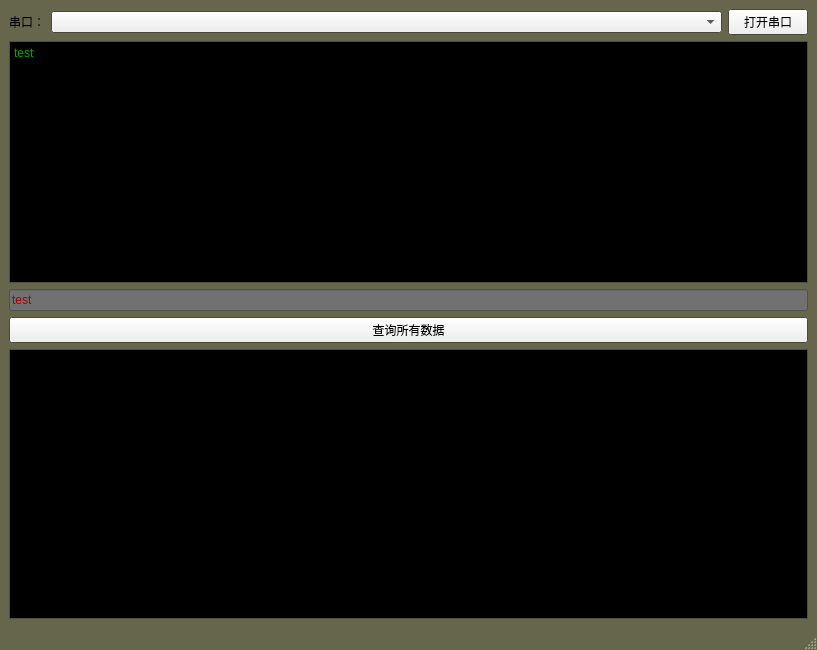
First picture: the form in uartui_qt.ui, repository feifeishannon/python, before the edit.
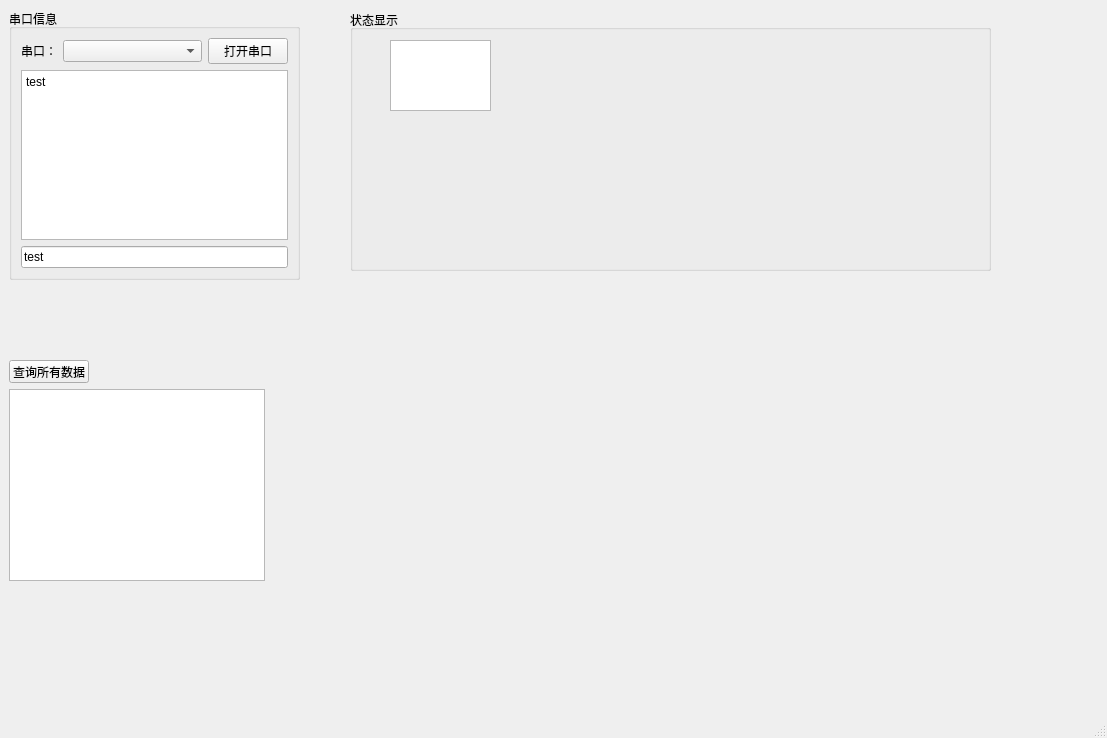
Second picture: the form after the edit. Custom widgets are drawn as their Qt base class.

Commit message: 练习窗体显示

What changed in the file:
```diff
--- a/uartui_qt.ui
+++ b/uartui_qt.ui
@@ -6,177 +6,60 @@
    <rect>
     <x>0</x>
     <y>0</y>
-    <width>817</width>
-    <height>650</height>
+    <width>1107</width>
+    <height>738</height>
    </rect>
   </property>
-  <property name="palette">
-   <palette>
-    <active>
-     <colorrole role="Base">
-      <brush brushstyle="SolidPattern">
-       <color alpha="255">
-        <red>0</red>
-        <green>0</green>
-        <blue>0</blue>
-       </color>
-      </brush>
-     </colorrole>
-     <colorrole role="Window">
-      <brush brushstyle="SolidPattern">
-       <color alpha="255">
-        <red>102</red>
-        <green>102</green>
-        <blue>76</blue>
-       </color>
-      </brush>
-     </colorrole>
-    </active>
-    <inactive>
-     <colorrole role="Base">
-      <brush brushstyle="SolidPattern">
-       <color alpha="255">
-        <red>0</red>
-        <green>0</green>
-        <blue>0</blue>
-       </color>
-      </brush>
-     </colorrole>
-     <colorrole role="Window">
-      <brush brushstyle="SolidPattern">
-       <color alpha="255">
-        <red>102</red>
-        <green>102</green>
-        <blue>76</blue>
-       </color>
-      </brush>
-     </colorrole>
-    </inactive>
-    <disabled>
-     <colorrole role="Base">
-      <brush brushstyle="SolidPattern">
-       <color alpha="255">
-        <red>102</red>
-        <green>102</green>
-        <blue>76</blue>
-       </color>
-      </brush>
-     </colorrole>
-     <colorrole role="Window">
-      <brush brushstyle="SolidPattern">
-       <color alpha="255">
-        <red>102</red>
-        <green>102</green>
-        <blue>76</blue>
-       </color>
-      </brush>
-     </colorrole>
-    </disabled>
-   </palette>
-  </property>
   <property name="windowTitle">
    <string>MainWindow</string>
   </property>
   <widget class="QWidget" name="centralwidget">
-   <layout class="QVBoxLayout" name="verticalLayout_2">
+   <widget class="QPushButton" name="readAllDataButton">
+    <property name="geometry">
+     <rect>
+      <x>9</x>
+      <y>360</y>
+      <width>80</width>
+      <height>23</height>
+     </rect>
+    </property>
+    <property name="text">
+     <string>查询所有数据</string>
+    </property>
+   </widget>
+   <widget class="PlotWidget" name="graphicsView">
+    <property name="geometry">
+     <rect>
+      <x>9</x>
+      <y>389</y>
+      <width>256</width>
+      <height>192</height>
+     </rect>
+    </property>
+    <property name="sizePolicy">
+     <sizepolicy hsizetype="Expanding" vsizetype="Expanding">
+      <horstretch>5</horstretch>
+      <verstretch>0</verstretch>
+     </sizepolicy>
+    </property>
+   </widget>
+   <widget class="QGroupBox" name="groupBox">
+    <property name="geometry">
+     <rect>
+      <x>9</x>
+      <y>9</y>
+      <width>291</width>
+      <height>271</height>
+     </rect>
+    </property>
+    <property name="title">
+     <string>串口信息</string>
+    </property>
+    <layout class="QVBoxLayout" name="verticalLayout">
     <item>
      <layout class="QHBoxLayout" name="horizontalLayout">
-      <property name="sizeConstraint">
-       <enum>QLayout::SetDefaultConstraint</enum>
-      </property>
       <item>
        <widget class="QLabel" name="label">
-        <property name="palette">
-         <palette>
-          <active>
-           <colorrole role="WindowText">
-            <brush brushstyle="SolidPattern">
-             <color alpha="255">
-              <red>255</red>
-              <green>170</green>
-              <blue>127</blue>
-             </color>
-            </brush>
-           </colorrole>
-           <colorrole role="Text">
-            <brush brushstyle="SolidPattern">
-             <color alpha="255">
-              <red>255</red>
-              <green>170</green>
-              <blue>127</blue>
-             </color>
-            </brush>
-           </colorrole>
-           <colorrole role="PlaceholderText">
-            <brush brushstyle="SolidPattern">
-             <color alpha="128">
-              <red>255</red>
-              <green>170</green>
-              <blue>127</blue>
-             </color>
-            </brush>
-           </colorrole>
-          </active>
-          <inactive>
-           <colorrole role="WindowText">
-            <brush brushstyle="SolidPattern">
-             <color alpha="255">
-              <red>0</red>
-              <green>0</green>
-              <blue>0</blue>
-             </color>
-            </brush>
-           </colorrole>
-           <colorrole role="Text">
-            <brush brushstyle="SolidPattern">
-             <color alpha="255">
-              <red>255</red>
-              <green>170</green>
-              <blue>127</blue>
-             </color>
-            </brush>
-           </colorrole>
-           <colorrole role="PlaceholderText">
-            <brush brushstyle="SolidPattern">
-             <color alpha="128">
-              <red>255</red>
-              <green>170</green>
-              <blue>127</blue>
-             </color>
-            </brush>
-           </colorrole>
-          </inactive>
-          <disabled>
-           <colorrole role="WindowText">
-            <brush brushstyle="SolidPattern">
-             <color alpha="255">
-              <red>120</red>
-              <green>120</green>
-              <blue>120</blue>
-             </color>
-            </brush>
-           </colorrole>
-           <colorrole role="Text">
-            <brush brushstyle="SolidPattern">
-             <color alpha="255">
-              <red>120</red>
-              <green>120</green>
-              <blue>120</blue>
-             </color>
-            </brush>
-           </colorrole>
-           <colorrole role="PlaceholderText">
-            <brush brushstyle="SolidPattern">
-             <color alpha="128">
-              <red>0</red>
-              <green>0</green>
-              <blue>0</blue>
-             </color>
-            </brush>
-           </colorrole>
-          </disabled>
-         </palette>
-        </property>
         <property name="text">
          <string>串口：</string>
         </property>
@@ -293,317 +176,20 @@
      </layout>
     </item>
     <item>
-     <layout class="QVBoxLayout" name="verticalLayout">
-      <item>
        <widget class="QTextBrowser" name="textBrowser">
-        <property name="palette">
-         <palette>
-          <active>
-           <colorrole role="WindowText">
-            <brush brushstyle="SolidPattern">
-             <color alpha="255">
-              <red>0</red>
-              <green>0</green>
-              <blue>0</blue>
-             </color>
-            </brush>
-           </colorrole>
-           <colorrole role="Text">
-            <brush brushstyle="SolidPattern">
-             <color alpha="255">
-              <red>0</red>
-              <green>170</green>
-              <blue>0</blue>
-             </color>
-            </brush>
-           </colorrole>
-           <colorrole role="PlaceholderText">
-            <brush brushstyle="SolidPattern">
-             <color alpha="128">
-              <red>0</red>
-              <green>255</green>
-              <blue>0</blue>
-             </color>
-            </brush>
-           </colorrole>
-          </active>
-          <inactive>
-           <colorrole role="WindowText">
-            <brush brushstyle="SolidPattern">
-             <color alpha="255">
-              <red>0</red>
-              <green>0</green>
-              <blue>0</blue>
-             </color>
-            </brush>
-           </colorrole>
-           <colorrole role="Text">
-            <brush brushstyle="SolidPattern">
-             <color alpha="255">
-              <red>0</red>
-              <green>170</green>
-              <blue>0</blue>
-             </color>
-            </brush>
-           </colorrole>
-           <colorrole role="PlaceholderText">
-            <brush brushstyle="SolidPattern">
-             <color alpha="128">
-              <red>0</red>
-              <green>255</green>
-              <blue>0</blue>
-             </color>
-            </brush>
-           </colorrole>
-          </inactive>
-          <disabled>
-           <colorrole role="WindowText">
-            <brush brushstyle="SolidPattern">
-             <color alpha="255">
-              <red>120</red>
-              <green>120</green>
-              <blue>120</blue>
-             </color>
-            </brush>
-           </colorrole>
-           <colorrole role="Text">
-            <brush brushstyle="SolidPattern">
-             <color alpha="255">
-              <red>120</red>
-              <green>120</green>
-              <blue>120</blue>
-             </color>
-            </brush>
-           </colorrole>
-           <colorrole role="PlaceholderText">
-            <brush brushstyle="SolidPattern">
-             <color alpha="128">
-              <red>0</red>
-              <green>0</green>
-              <blue>0</blue>
-             </color>
-            </brush>
-           </colorrole>
-          </disabled>
-         </palette>
-        </property>
-        <property name="font">
-         <font>
-          <pointsize>12</pointsize>
-         </font>
-        </property>
         <property name="html">
          <string>&lt;!DOCTYPE HTML PUBLIC &quot;-//W3C//DTD HTML 4.0//EN&quot; &quot;http://www.w3.org/TR/REC-html40/strict.dtd&quot;&gt;
 &lt;html&gt;&lt;head&gt;&lt;meta name=&quot;qrichtext&quot; content=&quot;1&quot; /&gt;&lt;style type=&quot;text/css&quot;&gt;
 p, li { white-space: pre-wrap; }
-&lt;/style&gt;&lt;/head&gt;&lt;body style=&quot; font-family:'SimSun'; font-size:12pt; font-weight:400; font-style:normal;&quot;&gt;
-&lt;p style=&quot; margin-top:0px; margin-bottom:0px; margin-left:0px; margin-right:0px; -qt-block-indent:0; text-indent:0px;&quot;&gt;&lt;span style=&quot; font-size:9pt;&quot;&gt;test&lt;/span&gt;&lt;/p&gt;&lt;/body&gt;&lt;/html&gt;</string>
+&lt;/style&gt;&lt;/head&gt;&lt;body style=&quot; font-family:'SimSun'; font-size:9pt; font-weight:400; font-style:normal;&quot;&gt;
+&lt;p style=&quot; margin-top:0px; margin-bottom:0px; margin-left:0px; margin-right:0px; -qt-block-indent:0; text-indent:0px;&quot;&gt;test&lt;/p&gt;&lt;/body&gt;&lt;/html&gt;</string>
         </property>
        </widget>
       </item>
       <item>
        <widget class="QLineEdit" name="lineEdit">
-        <property name="palette">
-         <palette>
-          <active>
-           <colorrole role="WindowText">
-            <brush brushstyle="SolidPattern">
-             <color alpha="255">
-              <red>0</red>
-              <green>0</green>
-              <blue>0</blue>
-             </color>
-            </brush>
-           </colorrole>
-           <colorrole role="Button">
-            <brush brushstyle="SolidPattern">
-             <color alpha="255">
-              <red>113</red>
-              <green>113</green>
-              <blue>113</blue>
-             </color>
-            </brush>
-           </colorrole>
-           <colorrole role="Text">
-            <brush brushstyle="SolidPattern">
-             <color alpha="255">
-              <red>170</red>
-              <green>0</green>
-              <blue>0</blue>
-             </color>
-            </brush>
-           </colorrole>
-           <colorrole role="BrightText">
-            <brush brushstyle="SolidPattern">
-             <color alpha="255">
-              <red>255</red>
-              <green>255</green>
-              <blue>255</blue>
-             </color>
-            </brush>
-           </colorrole>
-           <colorrole role="Base">
-            <brush brushstyle="SolidPattern">
-             <color alpha="255">
-              <red>113</red>
-              <green>113</green>
-              <blue>113</blue>
-             </color>
-            </brush>
-           </colorrole>
-           <colorrole role="Window">
-            <brush brushstyle="SolidPattern">
-             <color alpha="255">
-              <red>113</red>
-              <green>113</green>
-              <blue>113</blue>
-             </color>
-            </brush>
-           </colorrole>
-           <colorrole role="PlaceholderText">
-            <brush brushstyle="SolidPattern">
-             <color alpha="128">
-              <red>0</red>
-              <green>255</green>
-              <blue>0</blue>
-             </color>
-            </brush>
-           </colorrole>
-          </active>
-          <inactive>
-           <colorrole role="WindowText">
-            <brush brushstyle="SolidPattern">
-             <color alpha="255">
-              <red>0</red>
-              <green>0</green>
-              <blue>0</blue>
-             </color>
-            </brush>
-           </colorrole>
-           <colorrole role="Button">
-            <brush brushstyle="SolidPattern">
-             <color alpha="255">
-              <red>113</red>
-              <green>113</green>
-              <blue>113</blue>
-             </color>
-            </brush>
-           </colorrole>
-           <colorrole role="Text">
-            <brush brushstyle="SolidPattern">
-             <color alpha="255">
-              <red>170</red>
-              <green>0</green>
-              <blue>0</blue>
-             </color>
-            </brush>
-           </colorrole>
-           <colorrole role="BrightText">
-            <brush brushstyle="SolidPattern">
-             <color alpha="255">
-              <red>255</red>
-              <green>255</green>
-              <blue>255</blue>
-             </color>
-            </brush>
-           </colorrole>
-           <colorrole role="Base">
-            <brush brushstyle="SolidPattern">
-             <color alpha="255">
-              <red>113</red>
-              <green>113</green>
-              <blue>113</blue>
-             </color>
-            </brush>
-           </colorrole>
-           <colorrole role="Window">
-            <brush brushstyle="SolidPattern">
-             <color alpha="255">
-              <red>113</red>
-              <green>113</green>
-              <blue>113</blue>
-             </color>
-            </brush>
-           </colorrole>
-           <colorrole role="PlaceholderText">
-            <brush brushstyle="SolidPattern">
-             <color alpha="128">
-              <red>0</red>
-              <green>255</green>
-              <blue>0</blue>
-             </color>
-            </brush>
-           </colorrole>
-          </inactive>
-          <disabled>
-           <colorrole role="WindowText">
-            <brush brushstyle="SolidPattern">
-             <color alpha="255">
-              <red>120</red>
-              <green>120</green>
-              <blue>120</blue>
-             </color>
-            </brush>
-           </colorrole>
-           <colorrole role="Button">
-            <brush brushstyle="SolidPattern">
-             <color alpha="255">
-              <red>113</red>
-              <green>113</green>
-              <blue>113</blue>
-             </color>
-            </brush>
-           </colorrole>
-           <colorrole role="Text">
-            <brush brushstyle="SolidPattern">
-             <color alpha="255">
-              <red>120</red>
-              <green>120</green>
-              <blue>120</blue>
-             </color>
-            </brush>
-           </colorrole>
-           <colorrole role="BrightText">
-            <brush brushstyle="SolidPattern">
-             <color alpha="255">
-              <red>255</red>
-              <green>255</green>
-              <blue>255</blue>
-             </color>
-            </brush>
-           </colorrole>
-           <colorrole role="Base">
-            <brush brushstyle="SolidPattern">
-             <color alpha="255">
-              <red>113</red>
-              <green>113</green>
-              <blue>113</blue>
-             </color>
-            </brush>
-           </colorrole>
-           <colorrole role="Window">
-            <brush brushstyle="SolidPattern">
-             <color alpha="255">
-              <red>113</red>
-              <green>113</green>
-              <blue>113</blue>
-             </color>
-            </brush>
-           </colorrole>
-           <colorrole role="PlaceholderText">
-            <brush brushstyle="SolidPattern">
-             <color alpha="128">
-              <red>0</red>
-              <green>0</green>
-              <blue>0</blue>
-             </color>
-            </brush>
-           </colorrole>
-          </disabled>
-         </palette>
-        </property>
         <property name="styleSheet">
-         <string notr="true">background-color:rgb(113, 113, 113)</string>
+        <string notr="true"/>
         </property>
         <property name="text">
          <string>test</string>
@@ -611,25 +197,30 @@
        </widget>
       </item>
      </layout>
-    </item>
-    <item>
-     <widget class="QPushButton" name="readAllDataButton">
-      <property name="text">
-       <string>查询所有数据</string>
-      </property>
-     </widget>
-    </item>
-    <item>
-     <widget class="PlotWidget" name="graphicsView">
-      <property name="sizePolicy">
-       <sizepolicy hsizetype="Expanding" vsizetype="Expanding">
-        <horstretch>5</horstretch>
-        <verstretch>0</verstretch>
-       </sizepolicy>
-      </property>
-     </widget>
-    </item>
-   </layout>
+   </widget>
+   <widget class="QGroupBox" name="groupBox_2">
+    <property name="geometry">
+     <rect>
+      <x>350</x>
+      <y>10</y>
+      <width>641</width>
+      <height>261</height>
+     </rect>
+    </property>
+    <property name="title">
+     <string>状态显示</string>
+    </property>
+    <widget class="QGraphicsView" name="fan1">
+     <property name="geometry">
+      <rect>
+       <x>40</x>
+       <y>30</y>
+       <width>101</width>
+       <height>71</height>
+      </rect>
+     </property>
+    </widget>
+   </widget>
   </widget>
   <widget class="QMenuBar" name="menubar">
    <property name="geometry">
```
Left out of the diff: 2 changed lines with no effect on the pictures. Lines whose indentation alone changed are shown as unchanged. The commit also changes 8 other files.
